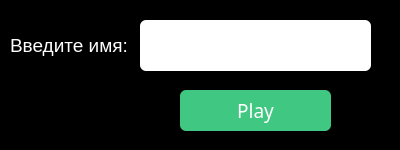
Above: authorisation.ui from moevm/gui-1h2017-11 before the change. Below: the same form after it.
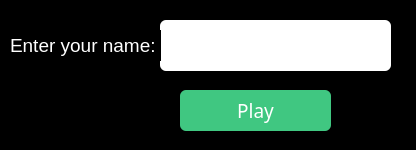
That is the form after the change.

Patch:
```diff
--- a/authorisation.ui
+++ b/authorisation.ui
@@ -9,7 +9,7 @@
    <rect>
     <x>0</x>
     <y>0</y>
-    <width>400</width>
+    <width>416</width>
     <height>150</height>
    </rect>
   </property>
@@ -65,7 +65,7 @@
    </property>
    <property name="geometry">
     <rect>
-     <x>140</x>
+     <x>160</x>
      <y>20</y>
      <width>231</width>
      <height>51</height>
@@ -89,7 +89,7 @@
     <rect>
      <x>10</x>
      <y>30</y>
-     <width>120</width>
+     <width>151</width>
      <height>31</height>
     </rect>
    </property>
@@ -112,7 +112,7 @@
     <string notr="true">font-family: Arial, Helvetica, sans-serif</string>
    </property>
    <property name="text">
-    <string>Введите имя:</string>
+    <string>Enter your name:</string>
    </property>
   </widget>
  </widget>
```
